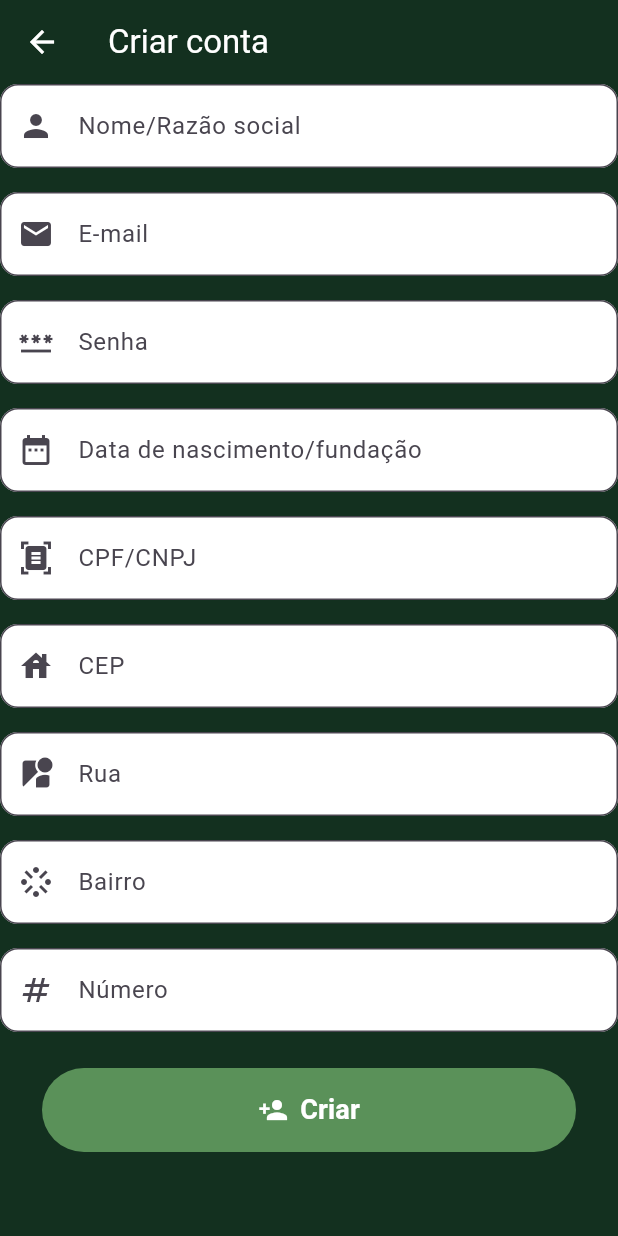
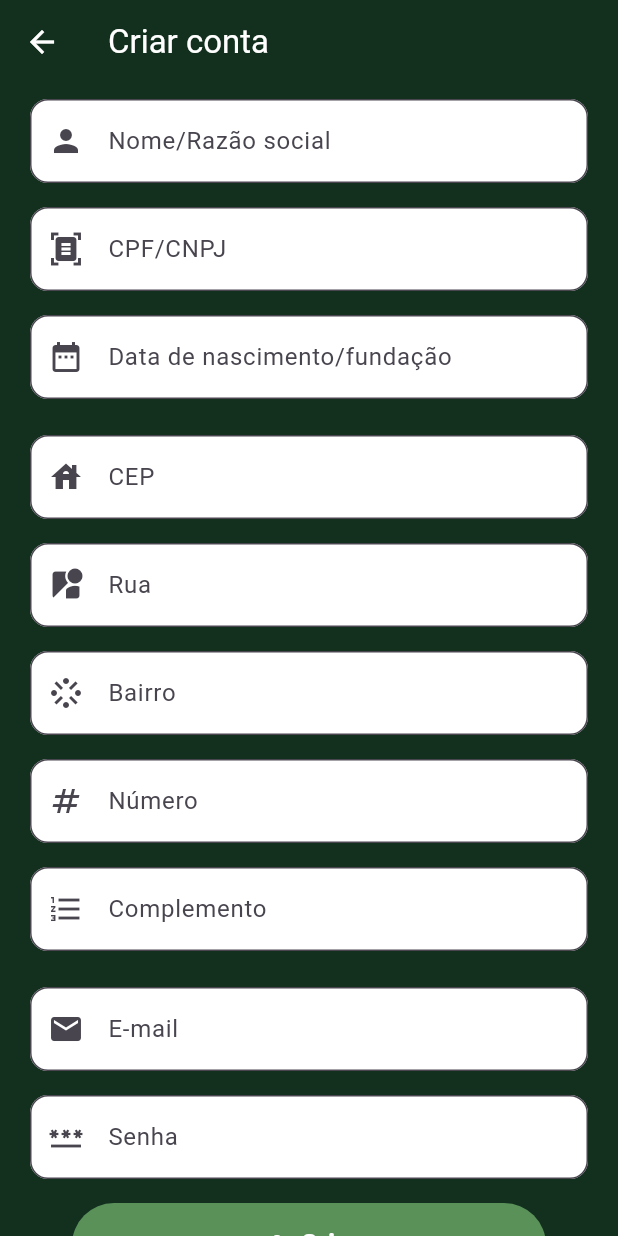
Before and after one commit to guilhermepaluski/Donatin, a Flutter app: the SignUpScreen screen opened directly, on a phone screen of 412 x 824 dp. Run offline on Flutter 3.47's test engine with Material 3 defaults, Android fonts, the phone set to English and light mode, and no system bars; Roboto replaces fonts that are missing (Poppins).

Commit message:
style: Reorganized the Sign Up fields + Added Suite field (complemento) to the form.

```diff
--- a/lib/screens/signup_screen.dart
+++ b/lib/screens/signup_screen.dart
@@ -49,59 +49,14 @@ class _SignUpScreenState extends State<SignUpScreen> {
         ),
       ),
       body: ListView(
+        padding: const EdgeInsets.symmetric(horizontal: 20, vertical: 10),
         children: [
           TextField(
             controller: _nameController,
             decoration: InputDecoration(
-              labelText: 'Nome/Razão social',
+              labelText: 'Nome/Razão social',
               hintText: 'Digite o nome',
               prefixIcon: Icon(Icons.person),
-              border: OutlineInputBorder(
-                borderRadius: BorderRadius.circular(12.0),
-              ),
-              filled: true,
-              fillColor: Colors.white,
-            ),
-          ),
-          const SizedBox(height: 16),
-
-          TextField(
-            controller: _emailController,
-            decoration: InputDecoration(
-              labelText: 'E-mail',
-              hintText: 'Digite seu e-mail',
-              prefixIcon: Icon(Icons.email),
-              border: OutlineInputBorder(
-                borderRadius: BorderRadius.circular(12.0),
-              ),
-              filled: true,
-              fillColor: Colors.white,
-            ),
-          ),
-          const SizedBox(height: 16),
-
-          TextField(
-            controller: _passwordController,
-            obscureText: true,
-            decoration: InputDecoration(
-              labelText: 'Senha',
-              hintText: 'Digite a senha',
-              prefixIcon: Icon(Icons.password),
-              border: OutlineInputBorder(
-                borderRadius: BorderRadius.circular(12.0),
-              ),
-              filled: true,
-              fillColor: Colors.white,
-            ),
-          ),
-          const SizedBox(height: 16),
-
-          TextField(
-            controller: _birthDateController,
-            decoration: InputDecoration(
-              labelText: 'Data de nascimento/fundação',
-              hintText: 'DD/MM/AAAA',
-              prefixIcon: Icon(Icons.date_range),
               border: OutlineInputBorder(
                 borderRadius: BorderRadius.circular(12.0),
               ),
@@ -125,6 +80,21 @@ class _SignUpScreenState extends State<SignUpScreen> {
             ),
           ),
           const SizedBox(height: 16),
+
+          TextField(
+            controller: _birthDateController,
+            decoration: InputDecoration(
+              labelText: 'Data de nascimento/fundação',
+              hintText: 'DD/MM/AAAA',
+              prefixIcon: Icon(Icons.date_range),
+              border: OutlineInputBorder(
+                borderRadius: BorderRadius.circular(12.0),
+              ),
+              filled: true,
+              fillColor: Colors.white,
+            ),
+          ),
+          const SizedBox(height: 24),
 
           TextField(
             controller: _cepController,
@@ -174,8 +144,8 @@ class _SignUpScreenState extends State<SignUpScreen> {
           TextField(
             controller: _numberController,
             decoration: InputDecoration(
-              labelText: 'Número',
-              hintText: 'Digite o número',
+              labelText: 'Número',
+              hintText: 'Digite o número',
               prefixIcon: Icon(Icons.numbers),
               border: OutlineInputBorder(
                 borderRadius: BorderRadius.circular(12.0),
@@ -184,7 +154,53 @@ class _SignUpScreenState extends State<SignUpScreen> {
               fillColor: Colors.white,
             ),
           ),
+          const SizedBox(height: 16),
+
+          TextField(
+            controller: _numberController,
+            decoration: InputDecoration(
+              labelText: 'Complemento',
+              hintText: 'Digite o complemento',
+              prefixIcon: Icon(Icons.format_list_numbered_outlined),
+              border: OutlineInputBorder(
+                borderRadius: BorderRadius.circular(12.0),
+              ),
+              filled: true,
+              fillColor: Colors.white,
+            ),
+          ),
           const SizedBox(height: 24),
+
+          TextField(
+            controller: _emailController,
+            decoration: InputDecoration(
+              labelText: 'E-mail',
+              hintText: 'Digite seu e-mail',
+              prefixIcon: Icon(Icons.email),
+              border: OutlineInputBorder(
+                borderRadius: BorderRadius.circular(12.0),
+              ),
+              filled: true,
+              fillColor: Colors.white,
+            ),
+          ),
+          const SizedBox(height: 16),
+
+          TextField(
+            controller: _passwordController,
+            obscureText: true,
+            decoration: InputDecoration(
+              labelText: 'Senha',
+              hintText: 'Digite a senha',
+              prefixIcon: Icon(Icons.password),
+              border: OutlineInputBorder(
+                borderRadius: BorderRadius.circular(12.0),
+              ),
+              filled: true,
+              fillColor: Colors.white,
+            ),
+          ),
+          const SizedBox(height: 16),
 
           Padding(padding: const EdgeInsets.symmetric(horizontal: 28),
             child: PillButton(
```
